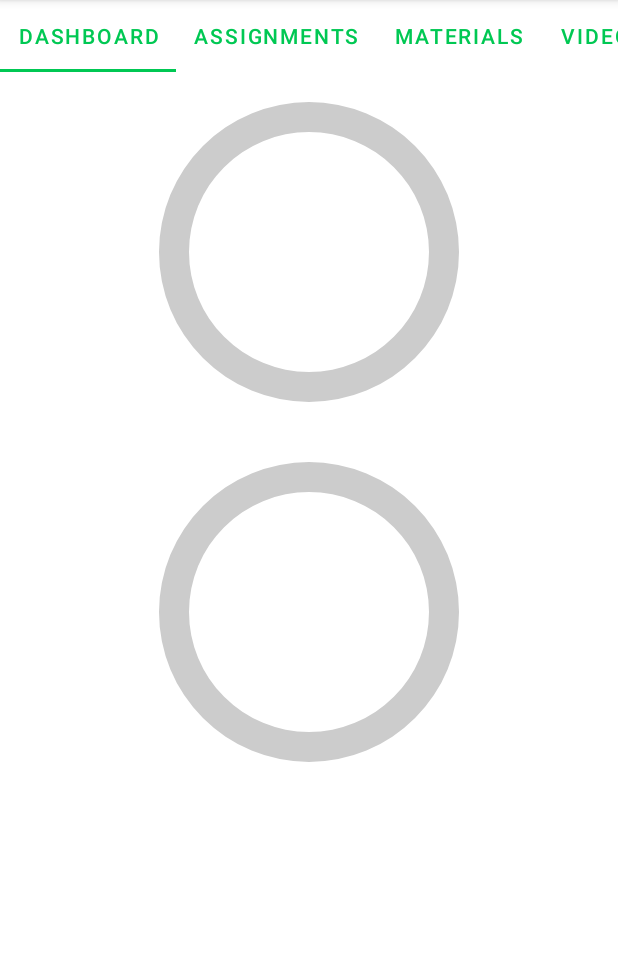
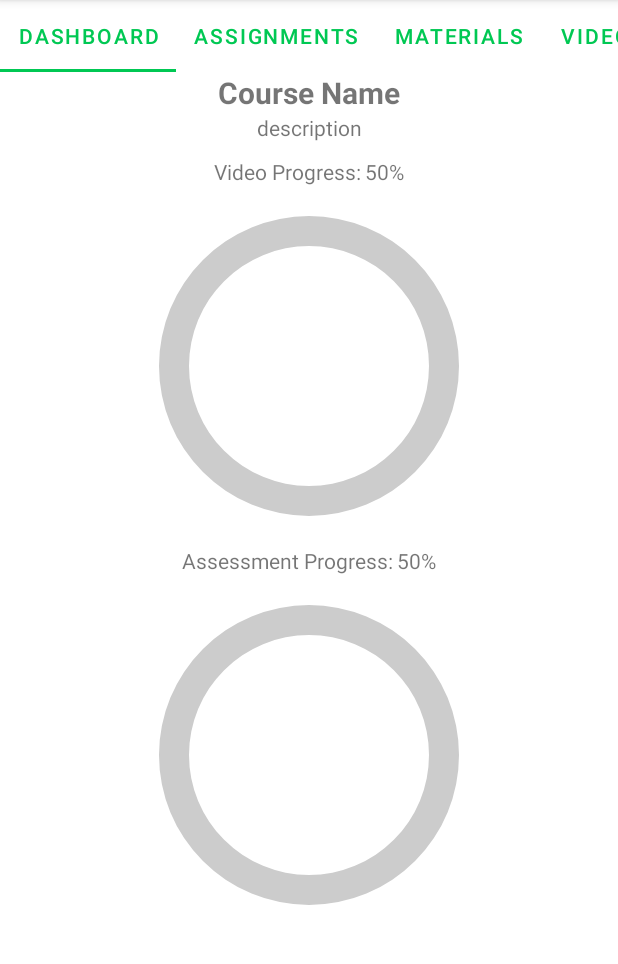
Before and after one commit to IndiaCFG3/team-4, an Android app: the DashboardFragment screen opened directly, with no data from a screen before it, on a phone screen of 412 x 824 dp, the part 84-1048 px from its top. Run offline under Robolectric (Android 15) with nearby library versions, the phone set to English and light mode, and no system bars; our stand-ins replace Firebase (no records; nobody signed in at launch, a user with empty details on screens opened directly); 2 statements that could not run were skipped.

Commit message:
student dashboard

```diff
--- a/Educate/app/build.gradle
+++ b/Educate/app/build.gradle
@@ -13,6 +13,7 @@ android {
         versionName "1.0"
 
         testInstrumentationRunner "androidx.test.runner.AndroidJUnitRunner"
+        multiDexEnabled true
     }
 
     buildTypes {
@@ -42,6 +43,8 @@ dependencies {
     implementation 'com.github.smarteist:autoimageslider:1.3.2'
     implementation 'com.github.smarteist:autoimageslider:1.3.2-appcompat'
     implementation 'com.github.PhilJay:MPAndroidChart:v3.1.0'
+    implementation 'com.github.AnyChart:AnyChart-Android:1.1.2'
+    implementation 'com.android.support:multidex:1.0.3'
     //Glide
     implementation 'com.github.bumptech.glide:glide:4.11.0'
     annotationProcessor 'com.github.bumptech.glide:compiler:4.11.0'
--- a/Educate/app/src/main/java/com/dev5151/educate/fragments/DashboardFragment.java
+++ b/Educate/app/src/main/java/com/dev5151/educate/fragments/DashboardFragment.java
@@ -9,6 +9,7 @@ import android.view.LayoutInflater;
 import android.view.View;
 import android.view.ViewGroup;
 import android.widget.ProgressBar;
+import android.widget.TextView;
 
 import com.dev5151.educate.R;
 import com.google.android.gms.tasks.OnCompleteListener;
@@ -26,6 +27,10 @@ public class DashboardFragment extends Fragment {
     private FirebaseAuth mAuth;
     private Double quizProgress;
     private Double videosProgress;
+    TextView course_name;
+    TextView description;
+    String coursename;
+    String coursedes;
 
     public static DashboardFragment getInstance(String courseId) {
         DashboardFragment fragment = new DashboardFragment();
@@ -50,6 +55,8 @@ public class DashboardFragment extends Fragment {
         mFirestore = FirebaseFirestore.getInstance();
         mAuth = FirebaseAuth.getInstance();
         View view = inflater.inflate(R.layout.fragment_dashboard, container, false);
+        course_name = view.findViewById(R.id.course_name);
+        description = view.findViewById(R.id.description);
         quiz = view.findViewById(R.id.progressBarQuiz);
         videos = view.findViewById(R.id.progressBar);
         System.out.println(mAuth.getUid() + " # " + courseId);
@@ -69,6 +76,23 @@ public class DashboardFragment extends Fragment {
                 }
             }
         });
+        mFirestore.collection("Courses").document(courseId).get()
+                .addOnCompleteListener(new OnCompleteListener<DocumentSnapshot>() {
+                    @Override
+                    public void onComplete(@NonNull Task<DocumentSnapshot> task) {
+                        if (task.isSuccessful())
+                        {
+                            DocumentSnapshot document = task.getResult();
+                            if (document.exists())
+                            {
+                                coursename = (String) document.get("name");
+                                 coursedes = (String) document.get("description");
+                                course_name.setText(coursename);
+                                description.setText(coursedes);
+                            }
+                        }
+                    }
+                });
         return view;
     }
 }
--- a/Educate/app/src/main/res/layout/cardview_layout.xml
+++ b/Educate/app/src/main/res/layout/cardview_layout.xml
@@ -25,13 +25,7 @@
             android:layout_height="wrap_content"
             android:orientation="horizontal"
             android:padding="10dp">
-<!--            <ImageView-->
-<!--                android:id="@+id/course_logo"-->
-<!--                android:padding="10dp"-->
-<!--                android:layout_width="wrap_content"-->
-<!--                android:layout_height="wrap_content"-->
-<!--                android:src="@drawable/ic_launcher_background"/>-->
-            <LinearLayout
+<LinearLayout
                 android:layout_width="match_parent"
                 android:layout_height="wrap_content"
                 android:orientation="vertical">
--- a/Educate/app/src/main/res/layout/fragment_dashboard.xml
+++ b/Educate/app/src/main/res/layout/fragment_dashboard.xml
@@ -6,18 +6,74 @@
     android:orientation="vertical"
     tools:context=".fragments.DashboardFragment">
 
+    <TextView
+        android:id="@+id/course_name"
+        android:layout_width="match_parent"
+        android:layout_height="wrap_content"
+        android:text="Course Name"
+        android:textStyle="bold"
+        android:textSize="20sp"
+        android:textAlignment="center"/>
+    <TextView
+        android:id="@+id/description"
+        android:layout_width="match_parent"
+        android:layout_height="wrap_content"
+        android:text="description"
+        android:layout_marginBottom="10dp"
+        android:textAlignment="center"/>
+
+    <LinearLayout
+        android:layout_width="match_parent"
+        android:layout_height="wrap_content"
+        android:orientation="horizontal"
+        android:gravity="center">
+        <TextView
+            android:id="@+id/video"
+            android:layout_width="wrap_content"
+            android:layout_height="wrap_content"
+            android:text="Video Progress: "
+            android:textAlignment="center"/>
+        <TextView
+            android:id="@+id/video_marks"
+            android:layout_width="wrap_content"
+            android:layout_height="wrap_content"
+            android:text="50%"
+            android:textAlignment="center"/>
+
+    </LinearLayout>
+
+
     <ProgressBar
         android:id="@+id/progressBar"
         android:layout_width="200dp"
         android:layout_height="200dp"
         android:indeterminate="false"
+
         android:progressDrawable="@drawable/circular_progress_bar"
         android:background="@drawable/circle_shape"
         style="?android:attr/progressBarStyleHorizontal"
         android:max="100"
         android:layout_gravity="center"
         android:layout_margin="20dp" />
+    <LinearLayout
+        android:layout_width="match_parent"
+        android:layout_height="wrap_content"
+        android:orientation="horizontal"
+        android:gravity="center">
+        <TextView
+            android:id="@+id/ass"
+            android:layout_width="wrap_content"
+            android:layout_height="wrap_content"
+            android:text="Assessment Progress: "
+            android:textAlignment="center"/>
+        <TextView
+            android:id="@+id/ass_mark"
+            android:layout_width="wrap_content"
+            android:layout_height="wrap_content"
+            android:text="50%"
+            android:textAlignment="center"/>
 
+    </LinearLayout>
     <ProgressBar
         android:id="@+id/progressBarQuiz"
         android:layout_width="200dp"
```
Also changed, not shown: 1 other file.
